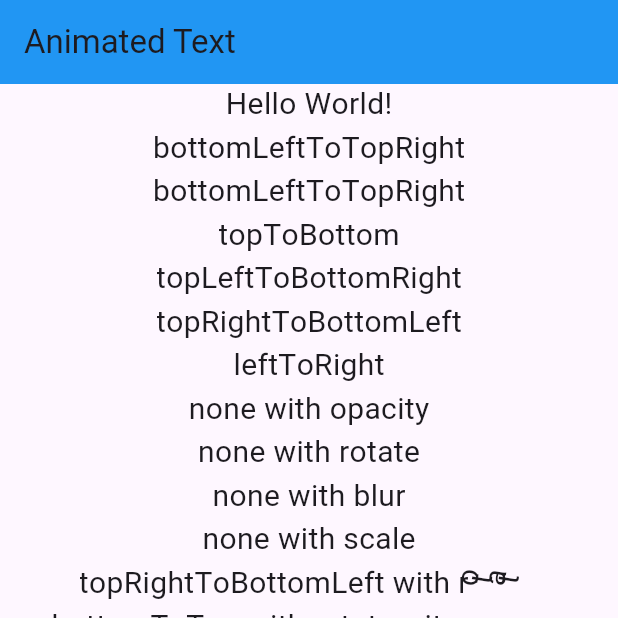
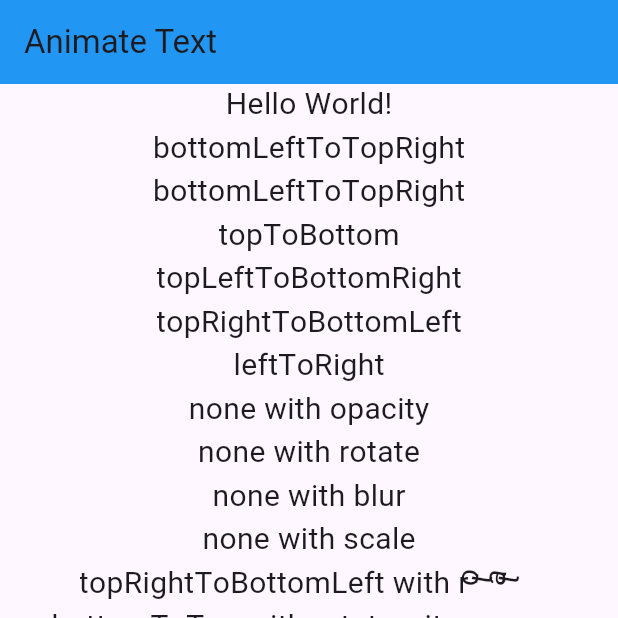
Before and after one commit to RathaIct/AnimateText, a Flutter app: the screen it shows after launch, on a phone screen of 412 x 824 dp, the top half of it. Run offline on Flutter 3.47's test engine with Material 3 defaults, Android fonts, the phone set to English and light mode, and no system bars.

Commit message:
Improve description

```diff
--- a/example/lib/main.dart
+++ b/example/lib/main.dart
@@ -13,7 +13,7 @@ class MyApp extends StatelessWidget {
     return MaterialApp(
       home: Scaffold(
         appBar: AppBar(
-          title: const Text("Animated Text"),
+          title: const Text("Animate Text"),
           backgroundColor: Colors.blue,
         ),
         body: const SingleChildScrollView(
--- a/pubspec.yaml
+++ b/pubspec.yaml
@@ -1,6 +1,6 @@
 name: animate_text
-description: "Create text animation easy with scale, opacity, transform, blur."
-version: 0.0.3
+description: "Helps you to animate text easy with scale, opacity, transform, blur"
+version: 0.0.4
 homepage: https://github.com/RathaIct/AnimateText
 maintainer: Hin Ratha (@RathaIct)
 
```
Also changed, not shown: lib/animate_text.dart (+52 -0 lines), 2 other files.
